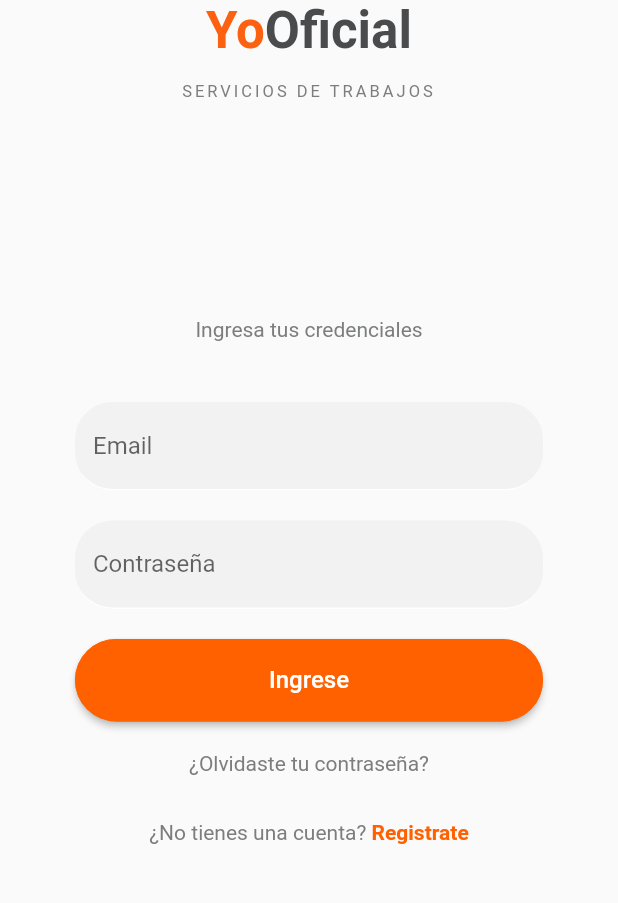
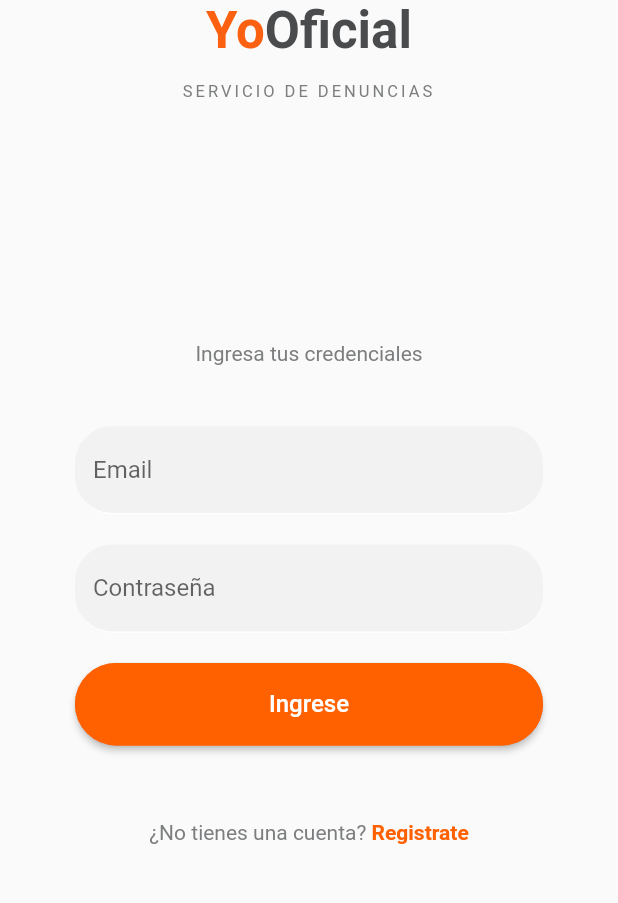
Before and after one commit to StephaniHC/App-Movil-Civil, a Flutter app: the LoginPage screen opened by its route, on a phone screen of 412 x 824 dp, the part 268-1171 px from its top. Run offline on Flutter 3.47's test engine with Material 2 defaults, Android fonts, the phone set to English and light mode, and no system bars; our stand-ins replace animate_do, bloc, dio, flutter_bloc, flutter_secure_storage, font_awesome_flutter and 6 more; missing offline and left inert: polyline; accounts and stored records are empty; Roboto replaces fonts that are missing (Cabin, Metropolis).

Commit message:
finalizado v0.5

```diff
--- a/lib/global/environment.dart
+++ b/lib/global/environment.dart
@@ -3,5 +3,6 @@ class Environment {
   // con zona wifi
   //static String apiUrl = 'http://10.0.2.2:3000/api';
 
-  static String apiUrl = 'http://192.168.43.187:3000/api';
+  // static String apiUrl = 'http://192.168.43.187:3000/api';
+  static String apiUrl = 'https://denunciassw.herokuapp.com/api';
 }
--- a/lib/pages/login_page.dart
+++ b/lib/pages/login_page.dart
@@ -23,7 +23,7 @@ class _LoginPageState extends State<LoginPage> {
   final passCtrl = TextEditingController();
   @override
   Widget build(BuildContext context) {
-   _systemChromeColor(Brightness.dark);
+    _systemChromeColor(Brightness.dark);
     final size = MediaQuery.of(context).size;
     final color = Theme.of(context).primaryColor;
 
@@ -50,11 +50,11 @@ class _LoginPageState extends State<LoginPage> {
                 ),
                 _Form(),
                 SizedBox(height: 20),
-                Text(
-                  '¿Olvidaste tu contraseña?',
-                  style: TextStyle(
-                      fontSize: 14, color: Color.fromARGB(255, 124, 125, 126)),
-                ),
+                // Text(
+                //   '¿Olvidaste tu contraseña?',
+                //   style: TextStyle(
+                //       fontSize: 14, color: Color.fromARGB(255, 124, 125, 126)),
+                // ),
                 SizedBox(height: 30),
                 _noTienesCuenta(context),
                 SizedBox(
@@ -152,7 +152,6 @@ class __FormState extends State<_Form> {
               labelText: 'Email',
               keyboardType: TextInputType.emailAddress,
               textController: emailCtrl,
-
             ),
             SizedBox(height: 20),
             FormFieldInput(
@@ -187,7 +186,6 @@ class __FormState extends State<_Form> {
                         mostrarAlerta(context, 'Login incorrecto',
                             'Revise sus Credenciales');
                       }
-
                     },
             )
           ],
--- a/lib/pages/perfil_user_page.dart
+++ b/lib/pages/perfil_user_page.dart
@@ -88,8 +88,9 @@ class _PerfilPageState extends State<PerfilUserPage> {
           delegate: CustomSliverAppBar(
               expandedHeight: expandedHeight,
               title: '',
-              subtitle: usuario?.email ?? usuario.imagenUrl,
-              fotoUrl: usuario?.img ?? "",
+              subtitle:
+                  '${persona?.nombre} ${persona?.apellido}'.substring(0, 20),
+              fotoUrl: usuario?.img ?? usuario.imagenUrl,
               logout: () async {
                 // await notificacion.borrarTokenFCMServices();
                 authService.logout();
--- a/lib/widgets/logo/appname_widget.dart
+++ b/lib/widgets/logo/appname_widget.dart
@@ -38,7 +38,7 @@ class AppNameWidget extends StatelessWidget {
         padding: EdgeInsets.all(15),
         alignment: Alignment.center,
         child: Text(
-          'SERVICIOS DE TRABAJOS',
+          'SERVICIO DE DENUNCIAS',
           textAlign: TextAlign.center,
           style: TextStyle(
               color: Color.fromARGB(255, 124, 125, 126),
```
Also changed, not shown: lib/main.dart (+6 -8 lines), 5 other files.
